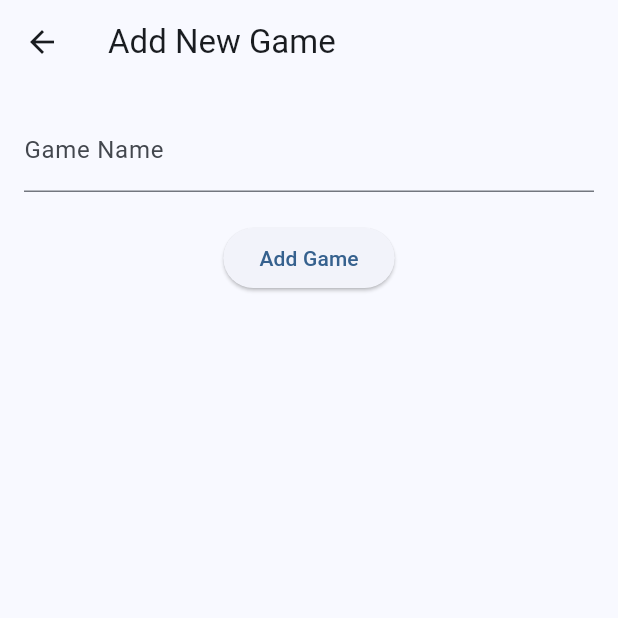
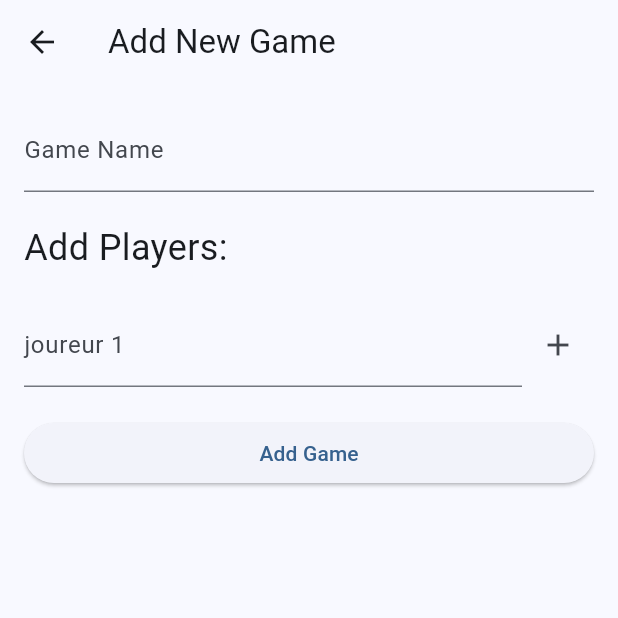
Before and after one commit to Chonli/game-counter, a Flutter app: the AddGamePage screen opened by its route, on a phone screen of 412 x 824 dp, the top half of it. Run offline on Flutter 3.47's test engine with Material 3 defaults, Android fonts, the phone set to English and light mode, and no system bars; our stand-ins replace dart_mappable, flutter_hooks, flutter_riverpod, go_router, hooks_riverpod, riverpod_annotation; generated files the repository leaves out were written again.

Commit message:
feat(add_game): Implement add games page

```diff
--- a/analysis_options.yaml
+++ b/analysis_options.yaml
@@ -5,5 +5,6 @@ analyzer:
 
 linter:
   rules:
+    missing_metadata_for_key: false
     # avoid_print: false  # Uncomment to disable the `avoid_print` rule
     # prefer_single_quotes: true  # Uncomment to enable the `prefer_single_quotes` rule
--- a/lib/l10n/app_localizations.dart
+++ b/lib/l10n/app_localizations.dart
@@ -113,6 +113,12 @@ abstract class AppLocalizations {
   /// **'Add New Game'**
   String get add_game_title;
 
+  /// No description provided for @add_players.
+  ///
+  /// In en, this message translates to:
+  /// **'Add Players'**
+  String get add_players;
+
   /// No description provided for @error_loading_games.
   ///
   /// In en, this message translates to:
@@ -131,6 +137,18 @@ abstract class AppLocalizations {
   /// **'Score Counter'**
   String get home_title;
 
+  /// No description provided for @lang_english.
+  ///
+  /// In en, this message translates to:
+  /// **'English'**
+  String get lang_english;
+
+  /// No description provided for @lang_french.
+  ///
+  /// In en, this message translates to:
+  /// **'French'**
+  String get lang_french;
+
   /// No description provided for @no_games.
   ///
   /// In en, this message translates to:
@@ -143,11 +161,47 @@ abstract class AppLocalizations {
   /// **'Player'**
   String get player;
 
+  /// No description provided for @preferences_language.
+  ///
+  /// In en, this message translates to:
+  /// **'Language'**
+  String get preferences_language;
+
+  /// No description provided for @preferences_theme.
+  ///
+  /// In en, this message translates to:
+  /// **'Theme'**
+  String get preferences_theme;
+
+  /// No description provided for @preferences_title.
+  ///
+  /// In en, this message translates to:
+  /// **'Preferences'**
+  String get preferences_title;
+
   /// No description provided for @score.
   ///
   /// In en, this message translates to:
   /// **'Score'**
   String get score;
+
+  /// No description provided for @theme_mode_dark.
+  ///
+  /// In en, this message translates to:
+  /// **'Dark'**
+  String get theme_mode_dark;
+
+  /// No description provided for @theme_mode_light.
+  ///
+  /// In en, this message translates to:
+  /// **'Light'**
+  String get theme_mode_light;
+
+  /// No description provided for @theme_mode_system.
+  ///
+  /// In en, this message translates to:
+  /// **'System'**
+  String get theme_mode_system;
 }
 
 class _AppLocalizationsDelegate extends LocalizationsDelegate<AppLocalizations> {
--- a/lib/main.dart
+++ b/lib/main.dart
@@ -1,6 +1,6 @@
 import 'package:flutter/material.dart';
 import 'package:flutter_localizations/flutter_localizations.dart';
-import 'package:flutter_riverpod/flutter_riverpod.dart';
+import 'package:hooks_riverpod/hooks_riverpod.dart';
 import 'package:score_counter/l10n/app_localizations.dart';
 import 'package:score_counter/router/app_router.dart';
 
--- a/lib/model/player.dart
+++ b/lib/model/player.dart
@@ -5,8 +5,9 @@ part 'player.mapper.dart';
 
 @MappableClass() // no need to set caseStyle here
 class Player with PlayerMappable {
-  Player(this.name, this.color);
+  Player({required this.name, required this.color, this.score = 0});
 
   String name;
   Color color;
+  int score;
 }
--- a/lib/module/add_game/add_game_page.dart
+++ b/lib/module/add_game/add_game_page.dart
@@ -1,62 +1,95 @@
 import 'package:flutter/material.dart';
-import 'package:flutter_riverpod/flutter_riverpod.dart';
+import 'package:flutter_hooks/flutter_hooks.dart';
 import 'package:go_router/go_router.dart';
+import 'package:hooks_riverpod/hooks_riverpod.dart';
 import 'package:score_counter/l10n/l10n.dart';
 import 'package:score_counter/model/game.dart';
+import 'package:score_counter/model/player.dart';
 import 'package:score_counter/notifier/games.dart';
 
-class AddGamePage extends ConsumerStatefulWidget {
-  const AddGamePage({super.key});
+class AddGamePage extends HookConsumerWidget {
+  AddGamePage({super.key});
+
+  late final _key = GlobalKey<FormState>();
 
   @override
-  ConsumerState<AddGamePage> createState() => _AddGamePageState();
-}
-
-class _AddGamePageState extends ConsumerState<AddGamePage> {
-  final _formKey = GlobalKey<FormState>();
-  final _nameController = TextEditingController();
-  final _scoreController = TextEditingController();
-
-  @override
-  void dispose() {
-    _nameController.dispose();
-    _scoreController.dispose();
-    super.dispose();
-  }
-
-  void _addGame() {
-    if (_formKey.currentState!.validate()) {
-      final name = _nameController.text;
-      final score = int.tryParse(_scoreController.text) ?? 0;
-
-      final newGame = Game(id: 0, name: name, createDate: DateTime.now());
-      ref.read(gamesProvider.notifier).addGame(newGame);
-
-      context.pop();
-    }
-  }
-
-  @override
-  Widget build(BuildContext context) {
+  Widget build(BuildContext context, WidgetRef ref) {
     final l10n = context.l10n;
+    final nameController = useTextEditingController();
+    final playerNameController = useTextEditingController();
+    final players = useState<List<String>>([]);
 
     return Scaffold(
       appBar: AppBar(title: Text(l10n.add_game_title)),
       body: Padding(
         padding: const EdgeInsets.all(16.0),
         child: Form(
-          key: _formKey,
-          child: Column(
+          key: _key,
+          child: ListView(
             children: [
               TextFormField(
-                controller: _nameController,
+                controller: nameController,
                 decoration: InputDecoration(
                   labelText: l10n.add_game_name_field,
                 ),
               ),
+              const SizedBox(height: 20),
+              Text("${l10n.add_players}:", style: TextStyle(fontSize: 24)),
+              ...players.value.map(
+                (player) => Text(player, style: TextStyle(fontSize: 16)),
+              ),
+              const SizedBox(height: 20),
+              Row(
+                mainAxisAlignment: MainAxisAlignment.spaceBetween,
+                crossAxisAlignment: CrossAxisAlignment.center,
+                mainAxisSize: MainAxisSize.max,
+                children: [
+                  Expanded(
+                    child: TextFormField(
+                      controller: playerNameController,
+                      decoration: InputDecoration(
+                        labelText: "joureur ${players.value.length + 1}",
+                      ),
+                    ),
+                  ),
+                  const SizedBox(height: 20),
+                  IconButton(
+                    onPressed: () {
+                      final playerName = playerNameController.text;
+                      if (playerName.isNotEmpty) {
+                        players.value = [...players.value, playerName];
+                      }
+                    },
+                    icon: const Icon(Icons.add),
+                  ),
+                ],
+              ),
+              const SizedBox(height: 20),
+              ElevatedButton(
+                onPressed: () {
+                  if (_key.currentState!.validate() &&
+                      players.value.isNotEmpty) {
+                    final name = nameController.text;
 
-              const SizedBox(height: 20),
-              ElevatedButton(onPressed: _addGame, child: Text(l10n.add_game)),
+                    final newGame = Game(
+                      id: 0,
+                      name: name,
+                      createDate: DateTime.now(),
+                      players:
+                          players.value
+                              .map(
+                                (player) =>
+                                    Player(name: player, color: Colors.blue),
+                              )
+                              .toList(),
+                    );
+                    ref.read(gamesProvider.notifier).addGame(newGame);
+
+                    context.pop();
+                  }
+                },
+                child: Text(l10n.add_game),
+              ),
             ],
           ),
         ),
--- a/lib/router/app_router.dart
+++ b/lib/router/app_router.dart
@@ -1,5 +1,5 @@
-import 'package:flutter_riverpod/flutter_riverpod.dart';
 import 'package:go_router/go_router.dart';
+import 'package:hooks_riverpod/hooks_riverpod.dart';
 import 'package:riverpod_annotation/riverpod_annotation.dart';
 import 'package:score_counter/module/add_game/add_game_page.dart';
 import 'package:score_counter/module/add_round/add_round_page.dart';
@@ -22,7 +22,7 @@ GoRouter appRouter(Ref ref) {
           GoRoute(
             path: AppRoute.addGame.path,
             name: AppRoute.addGame.name,
-            builder: (context, state) => const AddGamePage(),
+            builder: (context, state) => AddGamePage(),
           ),
           GoRoute(
             path: AppRoute.activeGame.path,
```
Also changed, not shown: lib/l10n/app_en.arb (+11 -1 lines), lib/l10n/app_fr.arb (+11 -1 lines), lib/l10n/app_localizations_en.dart (+27 -0 lines), lib/l10n/app_localizations_fr.dart (+27 -0 lines), lib/model/player.mapper.dart (+18 -5 lines), lib/module/home/home_page.dart (+27 -9 lines), lib/module/preferences/preferences_page.dart (+38 -26 lines), pubspec.yaml (+11 -11 lines), lib/router/app_router.g.dart, pubspec.lock.
